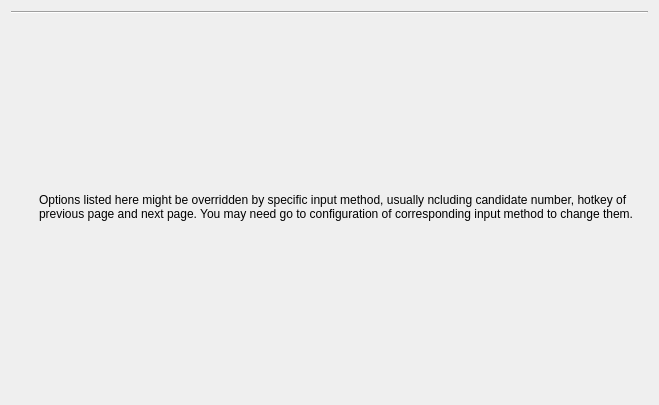
fcitx/fcitx5-configtool, file src/configpage.ui: the form before one commit.
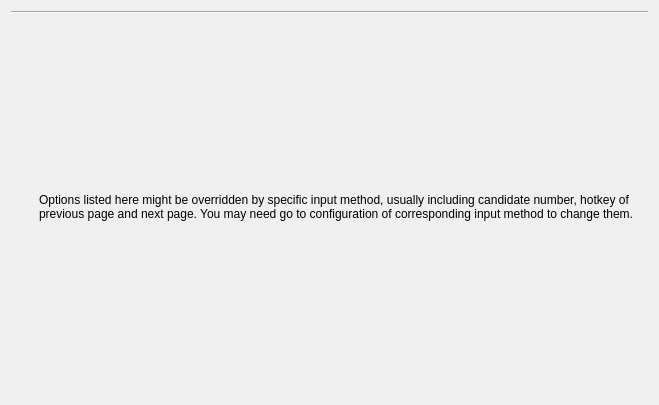
The form after the commit.

The edit to the form file:
```diff
--- a/src/configpage.ui
+++ b/src/configpage.ui
@@ -51,7 +51,7 @@
      <item>
       <widget class="QLabel" name="infoLabel">
        <property name="text">
-        <string>Options listed here might be overridden by specific input method, usually ncluding candidate number, hotkey of previous page and next page. You may need go to configuration of corresponding input method to change them.</string>
+        <string>Options listed here might be overridden by specific input method, usually including candidate number, hotkey of previous page and next page. You may need go to configuration of corresponding input method to change them.</string>
        </property>
        <property name="wordWrap">
         <bool>true</bool>
```
